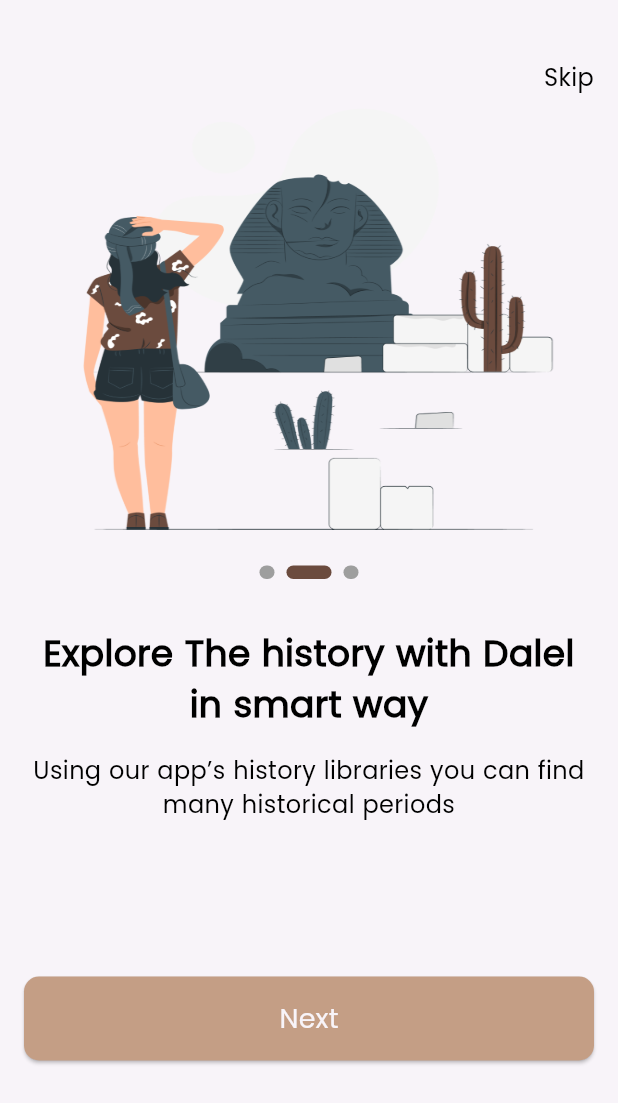
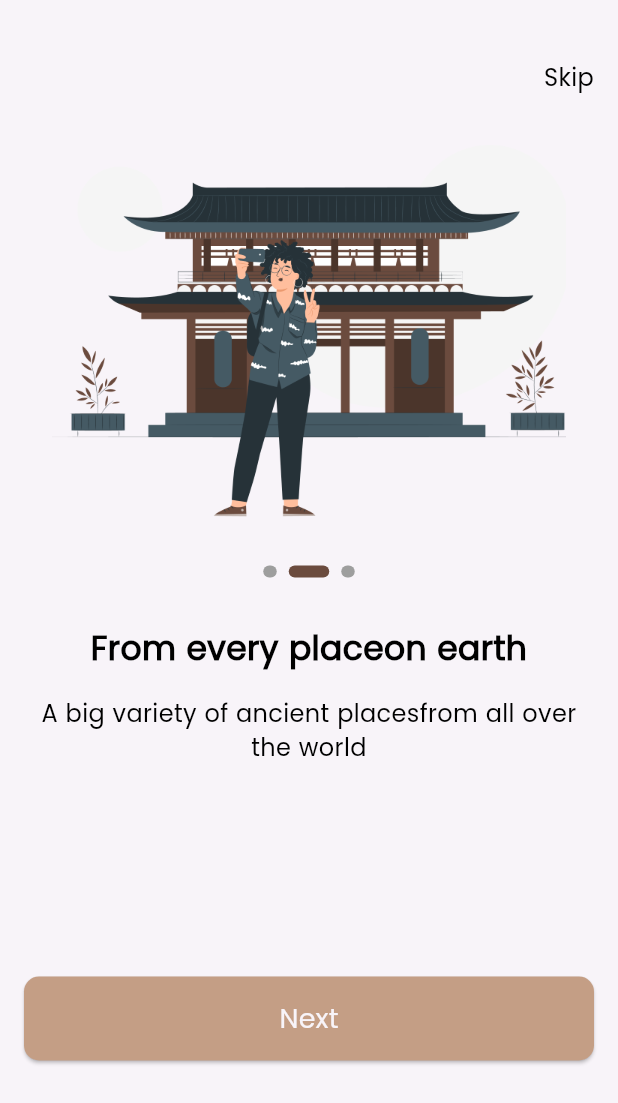
Before and after one commit to Iamuosif/Dalel, a Flutter app: the screen it shows after launch, swiped to page 2, on a phone screen of 412 x 824 dp. Shown: the top 1103 px of the screen. Run offline on Flutter 3.47's test engine with Material 3 defaults, Android fonts, the phone set to English and light mode, and no system bars; drawn by our look-alikes of smooth_page_indicator; our stand-ins replace go_router.

Commit message:
finish onBoarding

```diff
--- a/lib/core/functions/navigation.dart
+++ b/lib/core/functions/navigation.dart
@@ -1,5 +1,9 @@
 import 'package:go_router/go_router.dart';
 
-void customNavigate(context, String path) {
+void customNavigateReplacement(context, String path) {
   GoRouter.of(context).pushReplacement(path);
 }
+
+void customNavigate(context, String path) {
+  GoRouter.of(context).push(path);
+}
--- a/lib/core/routes/app_router.dart
+++ b/lib/core/routes/app_router.dart
@@ -1,3 +1,5 @@
+import 'package:dalel/features/auth/presentation/views/sign_in_view.dart';
+import 'package:dalel/features/auth/presentation/views/sign_up_view.dart';
 import 'package:dalel/features/onBoarding/presentation/views/on_boarding_view.dart';
 import 'package:dalel/features/splash/persentation/views/splash_view.dart';
 import 'package:go_router/go_router.dart';
@@ -10,5 +12,13 @@ final GoRouter router = GoRouter(routes: [
   GoRoute(
     path: '/onBoarding',
     builder: (context, state) => const OnBoardingView(),
-  )
+  ),
+  GoRoute(
+    path: '/signUp',
+    builder: (context, state) => const SignUpView(),
+  ),
+  GoRoute(
+    path: '/signIn',
+    builder: (context, state) => const SignInView(),
+  ),
 ]);
--- a/lib/core/utils/app_text_styles.dart
+++ b/lib/core/utils/app_text_styles.dart
@@ -8,7 +8,7 @@ abstract class CustomTextStyle {
       color: AppColors.deepbrown,
       fontFamily: "Pacifico");
   static final poppins500style24 = TextStyle(
-      fontSize: 24,
+      fontSize: 22,
       fontWeight: FontWeight.w500,
       color: Colors.black,
       fontFamily: "Poppins");
--- a/lib/core/widget/custom_btn.dart
+++ b/lib/core/widget/custom_btn.dart
@@ -1,19 +1,20 @@
 import 'package:dalel/core/utils/app_colors.dart';
-import 'package:dalel/core/utils/app_strings.dart';
 import 'package:dalel/core/utils/app_text_styles.dart';
 import 'package:flutter/material.dart';
 
 class CustomBtn extends StatelessWidget {
-  const CustomBtn({super.key, this.color, required this.text});
+  const CustomBtn(
+      {super.key, this.color, required this.text, required this.onPressed});
   final Color? color;
   final String text;
+  final VoidCallback onPressed;
   @override
   Widget build(BuildContext context) {
     return SizedBox(
       width: double.infinity,
       height: 56,
       child: ElevatedButton(
-          onPressed: () {},
+          onPressed: onPressed,
           style: ElevatedButton.styleFrom(
               backgroundColor: color ?? AppColors.primaryColor,
               shape: RoundedRectangleBorder(
--- /dev/null
+++ b/lib/features/onBoarding/data/models/on_boarding_model.dart
@@ -0,0 +1,27 @@
+import 'package:dalel/core/utils/app_assets.dart';
+
+class OnBoardingModel {
+  final String imagepath;
+  final String title;
+  final String subtitle;
+
+  OnBoardingModel(
+      {required this.imagepath, required this.title, required this.subtitle});
+}
+
+List<OnBoardingModel> onBoardingData = [
+  OnBoardingModel(
+      imagepath: Assets.imagesOnBoarding,
+      title: 'Explore The history with Dalel in smart way',
+      subtitle:
+          'Using our app’s history libraries you can find many historical periods'),
+  OnBoardingModel(
+      imagepath: Assets.imagesOnBoarding2,
+      title: 'From every placeon earth',
+      subtitle: 'A big variety of ancient placesfrom all over the world'),
+  OnBoardingModel(
+      imagepath: Assets.imagesOnBoarding3,
+      title: 'Using modern AI technology for better user experience',
+      subtitle:
+          'AI provide recommendations and helps you to continue the search journey')
+];
--- a/lib/features/onBoarding/presentation/views/on_boarding_view.dart
+++ b/lib/features/onBoarding/presentation/views/on_boarding_view.dart
@@ -1,12 +1,20 @@
-import 'package:dalel/core/utils/app_strings.dart';
-import 'package:dalel/core/widget/custom_btn.dart';
+import 'package:dalel/core/functions/navigation.dart';
+import 'package:dalel/features/onBoarding/presentation/views/widget/get_buttons.dart';
 import 'package:dalel/features/onBoarding/presentation/views/widget/onboarding_widget_body.dart';
 import 'package:flutter/material.dart';
 
 import 'widget/custom_nav_bar.dart';
 
-class OnBoardingView extends StatelessWidget {
+class OnBoardingView extends StatefulWidget {
   const OnBoardingView({super.key});
+
+  @override
+  State<OnBoardingView> createState() => _OnBoardingViewState();
+}
+
+class _OnBoardingViewState extends State<OnBoardingView> {
+  final PageController controller = PageController(initialPage: 0);
+  int currentpage = 0;
 
   @override
   Widget build(BuildContext context) {
@@ -15,19 +23,28 @@ class OnBoardingView extends StatelessWidget {
         body: Padding(
           padding: const EdgeInsets.symmetric(horizontal: 16),
           child: ListView(
-            children: const [
-              SizedBox(
+            children: [
+              const SizedBox(
                 height: 40,
               ),
-              CustomNavBar(),
-              OnBoardingWidgetBody(),
-              SizedBox(
+              CustomNavBar(
+                onTap: () {
+                  customNavigateReplacement(context, '/signUp');
+                },
+              ),
+              OnBoardingWidgetBody(
+                onPageChanged: (i) {
+                  setState(() {
+                    currentpage = i;
+                  });
+                },
+                controller: controller,
+              ),
+              const SizedBox(
                 height: 88,
               ),
-              CustomBtn(
-                text: AppStrings.next,
-              ),
-              SizedBox(
+              GetButtons(currentIndex: currentpage, controller: controller),
+              const SizedBox(
                 height: 17,
               )
             ],
--- a/lib/features/onBoarding/presentation/views/widget/custom_nav_bar.dart
+++ b/lib/features/onBoarding/presentation/views/widget/custom_nav_bar.dart
@@ -5,16 +5,20 @@ import 'package:flutter/material.dart';
 class CustomNavBar extends StatelessWidget {
   const CustomNavBar({
     super.key,
+    required this.onTap,
   });
-
+  final VoidCallback onTap;
   @override
   Widget build(BuildContext context) {
     return Align(
       alignment: Alignment.centerRight,
-      child: Text(
-        AppStrings.skip,
-        style: CustomTextStyle.poppins300style16
-            .copyWith(fontWeight: FontWeight.w400),
+      child: GestureDetector(
+        onTap: onTap,
+        child: Text(
+          AppStrings.skip,
+          style: CustomTextStyle.poppins300style16
+              .copyWith(fontWeight: FontWeight.w400),
+        ),
       ),
     );
   }
--- a/lib/features/onBoarding/presentation/views/widget/custom_smooth_page_indicator.dart
+++ b/lib/features/onBoarding/presentation/views/widget/custom_smooth_page_indicator.dart
@@ -11,7 +11,7 @@ class CustomSmoothPageIndicator extends StatelessWidget {
       controller: controller,
       count: 3,
       effect: ExpandingDotsEffect(
-          activeDotColor: AppColors.deepbrown, dotHeight: 9, dotWidth: 10),
+          activeDotColor: AppColors.deepbrown, dotHeight: 8, dotWidth: 9),
     );
   }
 }
--- /dev/null
+++ b/lib/features/onBoarding/presentation/views/widget/get_buttons.dart
@@ -0,0 +1,48 @@
+import 'package:dalel/core/functions/navigation.dart';
+import 'package:dalel/core/utils/app_strings.dart';
+import 'package:dalel/core/utils/app_text_styles.dart';
+import 'package:dalel/core/widget/custom_btn.dart';
+import 'package:dalel/features/onBoarding/data/models/on_boarding_model.dart';
+import 'package:flutter/material.dart';
+
+class GetButtons extends StatelessWidget {
+  const GetButtons(
+      {super.key, required this.currentIndex, required this.controller});
+  final int currentIndex;
+  final PageController controller;
+  @override
+  Widget build(BuildContext context) {
+    if (currentIndex == onBoardingData.length - 1) {
+      return Column(
+        children: [
+          CustomBtn(
+              text: AppStrings.createacc,
+              onPressed: () {
+                customNavigateReplacement(context, '/signUp');
+              }),
+          const SizedBox(
+            height: 16,
+          ),
+          GestureDetector(
+            onTap: () {
+              customNavigateReplacement(context, '/signIn');
+            },
+            child: Text(
+              AppStrings.login,
+              style: CustomTextStyle.poppins300style16
+                  .copyWith(fontWeight: FontWeight.w400),
+            ),
+          )
+        ],
+      );
+    } else {
+      return CustomBtn(
+        text: AppStrings.next,
+        onPressed: () {
+          controller.nextPage(
+              duration: (Duration(milliseconds: 200)), curve: Curves.bounceIn);
+        },
+      );
+    }
+  }
+}
--- a/lib/features/onBoarding/presentation/views/widget/onboarding_widget_body.dart
+++ b/lib/features/onBoarding/presentation/views/widget/onboarding_widget_body.dart
@@ -1,28 +1,31 @@
-import 'package:dalel/core/utils/app_assets.dart';
 import 'package:dalel/core/utils/app_text_styles.dart';
+import 'package:dalel/features/onBoarding/data/models/on_boarding_model.dart';
 import 'package:dalel/features/onBoarding/presentation/views/widget/custom_smooth_page_indicator.dart';
 import 'package:flutter/material.dart';
 
 class OnBoardingWidgetBody extends StatelessWidget {
-  const OnBoardingWidgetBody({super.key});
+  const OnBoardingWidgetBody(
+      {super.key, required this.controller, this.onPageChanged});
+  final PageController controller;
+  final Function(int)? onPageChanged;
 
   @override
   Widget build(BuildContext context) {
-    final PageController controller = PageController();
     return SizedBox(
         height: 500,
         child: PageView.builder(
+          onPageChanged: onPageChanged,
           controller: controller,
-          itemCount: 3,
-          itemBuilder: (context, index) {
+          itemCount: onBoardingData.length,
+          itemBuilder: (context, i) {
             return Column(
               children: [
                 Container(
                   width: 343,
                   height: 290,
-                  decoration: const BoxDecoration(
+                  decoration: BoxDecoration(
                     image: DecorationImage(
-                        image: AssetImage(Assets.imagesOnBoarding),
+                        image: AssetImage(onBoardingData[i].imagepath),
                         fit: BoxFit.fill),
                   ),
                 ),
@@ -34,7 +37,7 @@ class OnBoardingWidgetBody extends StatelessWidget {
                   height: 32,
                 ),
                 Text(
-                  'Explore The history with Dalel in smart way',
+                  onBoardingData[i].title,
                   style: CustomTextStyle.poppins500style24
                       .copyWith(fontWeight: FontWeight.w600),
                   textAlign: TextAlign.center,
@@ -45,7 +48,7 @@ class OnBoardingWidgetBody extends StatelessWidget {
                   height: 16,
                 ),
                 Text(
-                  'Using our app’s history libraries you can find many historical periods',
+                  onBoardingData[i].subtitle,
                   style: CustomTextStyle.poppins300style16,
                   textAlign: TextAlign.center,
                 ),
--- a/lib/features/splash/persentation/views/splash_view.dart
+++ b/lib/features/splash/persentation/views/splash_view.dart
@@ -30,6 +30,6 @@ class _SplashViewState extends State<SplashView> {
 
 void delayedNavigate(context) {
   Future.delayed(Duration(seconds: 2), () {
-    customNavigate(context, '/onBoarding');
+    customNavigateReplacement(context, '/onBoarding');
   });
 }
```
Also changed, not shown: lib/features/auth/presentation/views/sign_in_view.dart (added, +12 -0 lines), lib/features/auth/presentation/views/sign_up_view.dart (added, +15 -0 lines).
